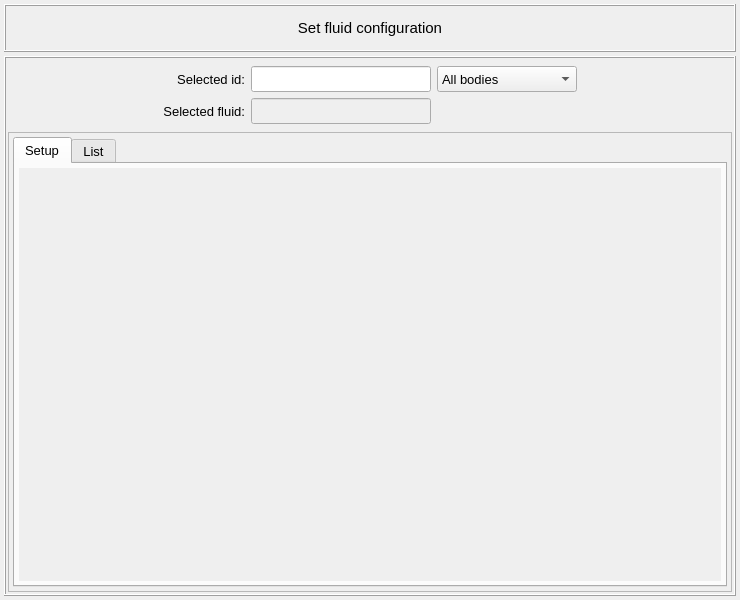
First picture: the form in vibra/interface/data/ui_files/model/fluid/set_fluid_inputs.ui, repository MOPT-UFSC/VIBRA, before the edit.
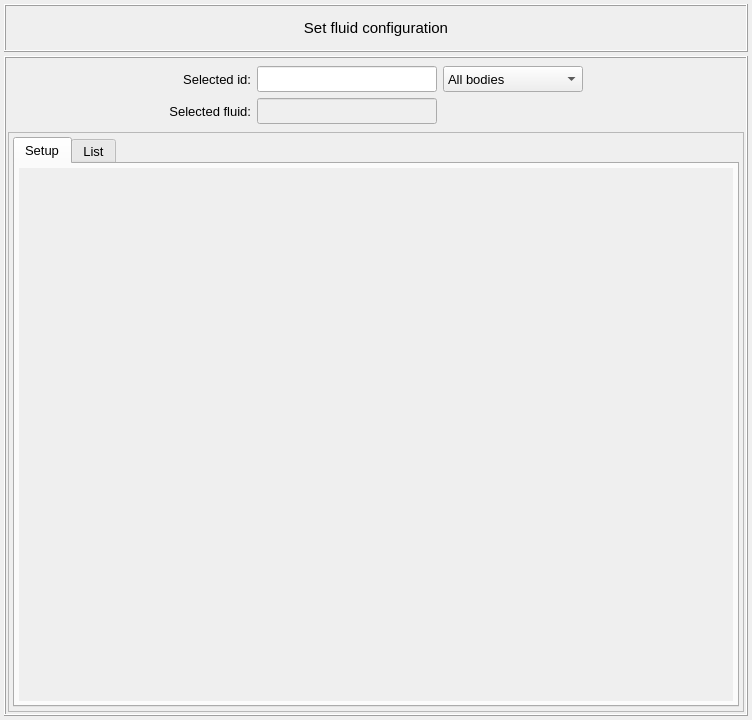
Second picture: the form after the edit.

Commit message: Update fluid widget size to better fit the content

Patch:
```diff
--- a/vibra/interface/data/ui_files/model/fluid/set_fluid_inputs.ui
+++ b/vibra/interface/data/ui_files/model/fluid/set_fluid_inputs.ui
@@ -6,8 +6,8 @@
    <rect>
     <x>0</x>
     <y>0</y>
-    <width>740</width>
-    <height>600</height>
+    <width>752</width>
+    <height>720</height>
    </rect>
   </property>
   <property name="minimumSize">
@@ -349,8 +349,8 @@
                  <rect>
                   <x>0</x>
                   <y>0</y>
-                  <width>700</width>
-                  <height>412</height>
+                  <width>714</width>
+                  <height>532</height>
                  </rect>
                 </property>
                </widget>
```
The commit also changes 1 other file.
